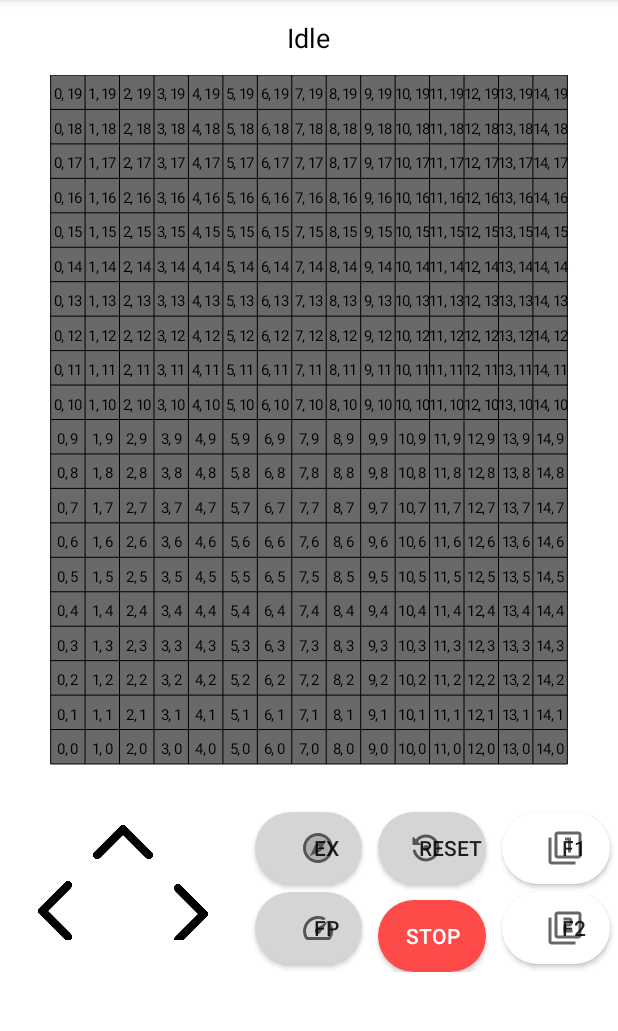
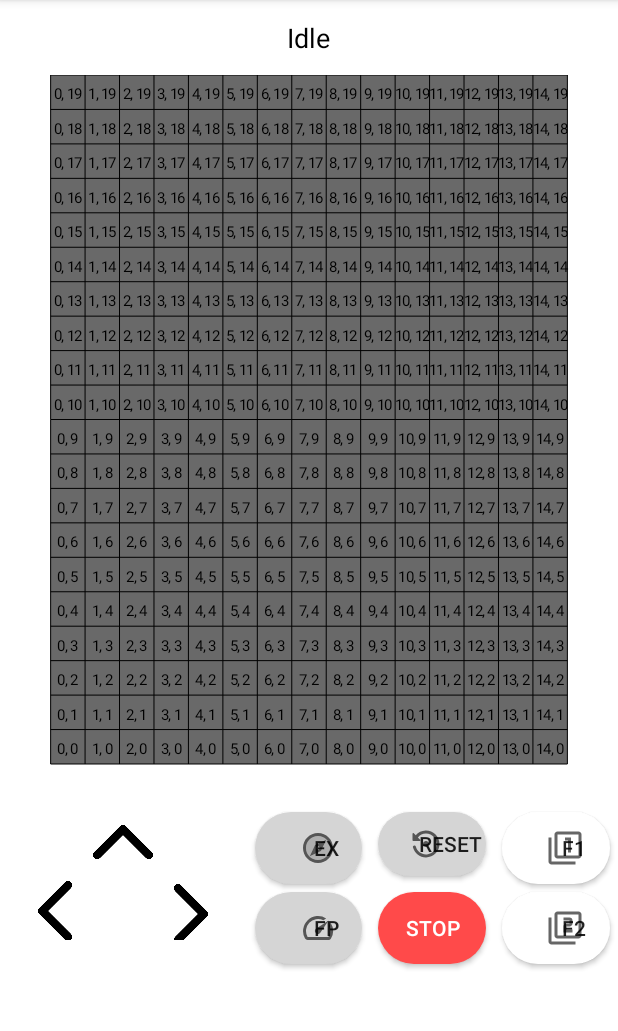
Before and after one commit to FrankLeeeee/CZ3004-MDP, an Android app: the screen it shows after launch (MainActivity), on a phone screen of 412 x 824 dp, the part 84-1115 px from its top. Run offline under Robolectric (Android 15) with nearby library versions, the phone set to English and light mode, and no system bars.

Commit message:
minor changes

```diff
--- a/andrioid/Android/app/src/main/AndroidManifest.xml
+++ b/andrioid/Android/app/src/main/AndroidManifest.xml
@@ -1,6 +1,6 @@
 <?xml version="1.0" encoding="utf-8"?>
 <manifest xmlns:android="http://schemas.android.com/apk/res/android"
-    package="ntu.mdpg1app">
+    package="ntu.MDPGrp25">
 
     <uses-permission android:name="android.permission.BLUETOOTH_ADMIN" />
     <uses-permission android:name="android.permission.BLUETOOTH" />
@@ -14,7 +14,7 @@
         android:supportsRtl="true"
         android:theme="@style/AppTheme">
         <activity
-            android:name="ntu.mdpg1app.MainActivity"
+            android:name="ntu.MDPGrp25.MainActivity"
             android:configChanges="orientation|screenSize|keyboardHidden"
             android:label="@string/app_name"
             android:theme="@style/Theme.AppCompat.Light.DarkActionBar"
@@ -26,7 +26,7 @@
             </intent-filter>
         </activity>
         <activity
-            android:name="ntu.mdpg1app.bluetooth.DeviceListActivity"
+            android:name="ntu.MDPGrp25.bluetooth.DeviceListActivity"
             android:configChanges="orientation|keyboardHidden"
             android:label="@string/select_device"
             android:theme="@android:style/Theme.Holo.Dialog" />
--- a/andrioid/Android/app/src/main/java/ntu/mdpg1app/bluetooth/BluetoothChatFragment.java
+++ b/andrioid/Android/app/src/main/java/ntu/MDPGrp25/bluetooth/BluetoothChatFragment.java
@@ -14,7 +14,7 @@
  * limitations under the License.
  */
 
-package ntu.mdpg1app.bluetooth;
+package ntu.MDPGrp25.bluetooth;
 
 import android.Manifest;
 import android.app.ActionBar;
@@ -58,8 +58,8 @@ import org.json.JSONObject;
 
 import java.io.UnsupportedEncodingException;
 
-import ntu.mdpg1app.MainActivity;
-import ntu.mdpg1app.R;
+import ntu.MDPGrp25.MainActivity;
+import ntu.MDPGrp25.R;
 
 /**
  * This fragment controls Bluetooth to communicate with other devices.
--- a/andrioid/Android/app/src/main/java/ntu/mdpg1app/bluetooth/BluetoothChatService.java
+++ b/andrioid/Android/app/src/main/java/ntu/MDPGrp25/bluetooth/BluetoothChatService.java
@@ -14,7 +14,7 @@
  * limitations under the License.
  */
 
-package ntu.mdpg1app.bluetooth;
+package ntu.MDPGrp25.bluetooth;
 
 import android.bluetooth.BluetoothAdapter;
 import android.bluetooth.BluetoothDevice;
--- a/andrioid/Android/app/src/main/java/ntu/mdpg1app/bluetooth/Constants.java
+++ b/andrioid/Android/app/src/main/java/ntu/MDPGrp25/bluetooth/Constants.java
@@ -14,7 +14,7 @@
  * limitations under the License.
  */
 
-package ntu.mdpg1app.bluetooth;
+package ntu.MDPGrp25.bluetooth;
 
 /**
  * Defines several constants used between {@link BluetoothChatService} and the UI.
--- a/andrioid/Android/app/src/main/java/ntu/mdpg1app/bluetooth/DeviceListActivity.java
+++ b/andrioid/Android/app/src/main/java/ntu/MDPGrp25/bluetooth/DeviceListActivity.java
@@ -14,7 +14,7 @@
  * limitations under the License.
  */
 
-package ntu.mdpg1app.bluetooth;
+package ntu.MDPGrp25.bluetooth;
 
 import android.app.Activity;
 import android.bluetooth.BluetoothAdapter;
@@ -36,7 +36,7 @@ import com.example.android.common.logger.Log;
 
 import java.util.Set;
 
-import ntu.mdpg1app.R;
+import ntu.MDPGrp25.R;
 
 /**
  * This Activity appears as a dialog. It lists any paired devices and
--- a/andrioid/Android/app/src/main/java/ntu/mdpg1app/model/HexBin.java
+++ b/andrioid/Android/app/src/main/java/ntu/MDPGrp25/model/HexBin.java
@@ -1,4 +1,4 @@
-package ntu.mdpg1app.model;
+package ntu.MDPGrp25.model;
 
 import java.math.BigInteger;
 
--- a/andrioid/Android/app/src/main/java/ntu/mdpg1app/model/IDblock.java
+++ b/andrioid/Android/app/src/main/java/ntu/MDPGrp25/model/IDblock.java
@@ -1,4 +1,4 @@
-package ntu.mdpg1app.model;
+package ntu.MDPGrp25.model;
 
 public class IDblock {
 	private String id = "";
--- a/andrioid/Android/app/src/main/java/ntu/mdpg1app/model/Map.java
+++ b/andrioid/Android/app/src/main/java/ntu/MDPGrp25/model/Map.java
@@ -1,7 +1,5 @@
-package ntu.mdpg1app.model;
+package ntu.MDPGrp25.model;
 
-
-import com.example.android.common.logger.Log;
 
 import java.util.ArrayList;
 
--- a/andrioid/Android/app/src/main/java/ntu/mdpg1app/model/Position.java
+++ b/andrioid/Android/app/src/main/java/ntu/MDPGrp25/model/Position.java
@@ -1,4 +1,4 @@
-package ntu.mdpg1app.model;
+package ntu.MDPGrp25.model;
 
 public class Position{
 	int posX;
--- a/andrioid/Android/app/src/main/java/ntu/mdpg1app/model/Robot.java
+++ b/andrioid/Android/app/src/main/java/ntu/MDPGrp25/model/Robot.java
@@ -1,4 +1,4 @@
-package ntu.mdpg1app.model;
+package ntu.MDPGrp25.model;
 
 public class Robot {
     public static Robot robot = null;
--- a/andrioid/Android/app/src/main/java/ntu/mdpg1app/model/WayPoint.java
+++ b/andrioid/Android/app/src/main/java/ntu/MDPGrp25/model/WayPoint.java
@@ -1,4 +1,4 @@
-package ntu.mdpg1app.model;
+package ntu.MDPGrp25.model;
 
 public class WayPoint {
 	public static WayPoint wp=null;
--- a/andrioid/Android/app/src/main/res/layout/activity_main.xml
+++ b/andrioid/Android/app/src/main/res/layout/activity_main.xml
@@ -136,7 +136,7 @@
             <Button
                 android:id="@+id/btn_reset"
                 android:layout_width="match_parent"
-                android:layout_height="0dp"
+                android:layout_height="wrap_content"
                 android:layout_marginLeft="5dp"
                 android:layout_marginTop="5dp"
                 android:layout_marginRight="5dp"
@@ -153,15 +153,15 @@
             <Button
                 android:id="@+id/btn_terminate"
                 android:layout_width="match_parent"
-                android:layout_height="0dp"
+                android:layout_height="wrap_content"
                 android:layout_marginLeft="5dp"
                 android:layout_marginTop="5dp"
                 android:layout_marginRight="5dp"
-                android:layout_weight="97"
+                android:layout_marginBottom="5dp"
                 android:background="@drawable/rounded_button"
                 android:backgroundTint="#FF4A4A"
-                android:textColor="#ffffff"
-                android:text="STOP" />
+                android:text="STOP"
+                android:textColor="#ffffff" />
 
 
         </LinearLayout>
--- a/andrioid/Android/app/src/main/res/layout/fragment_bluetooth_chat.xml
+++ b/andrioid/Android/app/src/main/res/layout/fragment_bluetooth_chat.xml
@@ -23,7 +23,7 @@
         android:layout_width="match_parent"
         android:layout_height="0dp"
         android:layout_gravity="top"
-        android:layout_weight="0.6"
+        android:layout_weight="1"
         android:orientation="vertical">
 
         <ListView
@@ -46,8 +46,9 @@
         android:layout_width="match_parent"
         android:layout_height="0dp"
         android:layout_gravity="bottom"
-        android:layout_weight="0.4"
-        android:orientation="horizontal">
+        android:layout_weight="1"
+        android:orientation="horizontal"
+        android:baselineAligned="false">
 
         <EditText
             android:id="@+id/edit_text_out"
@@ -63,11 +64,13 @@
             android:layout_width="0dp"
             android:layout_height="wrap_content"
             android:layout_gravity="bottom"
+            android:layout_marginLeft="5dp"
+            android:layout_marginTop="5dp"
+            android:layout_marginEnd="5dp"
+            android:layout_marginRight="5dp"
+            android:layout_marginBottom="5dp"
             android:layout_weight="0.185"
             android:background="@drawable/rounded_button_send_message"
-            android:layout_marginLeft="5dp"
-            android:layout_marginRight="5dp"
-            android:layout_marginBottom="4dp"
             android:text="@string/send" />
     </LinearLayout>
 
--- a/andrioid/Android/app/src/main/res/menu/menu_main.xml
+++ b/andrioid/Android/app/src/main/res/menu/menu_main.xml
@@ -1,7 +1,7 @@
 <menu xmlns:android="http://schemas.android.com/apk/res/android"
     xmlns:app="http://schemas.android.com/apk/res-auto"
     xmlns:tools="http://schemas.android.com/tools"
-    tools:context="ntu.mdpg1app.MainActivity">
+    tools:context="ntu.MDPGrp25.MainActivity">
     <item
         android:id="@+id/secure_connect_scan"
         android:icon="@drawable/ic_bluetooth_black_24dp"
```
Also changed, not shown: andrioid/Android/app/src/main/java/ntu/MDPGrp25/MainActivity.java (renamed from andrioid/Android/app/src/main/java/ntu/mdpg1app/MainActivity.java, +8 -8 lines), andrioid/Android/app/src/main/java/ntu/MDPGrp25/MapCanvas.java (renamed from andrioid/Android/app/src/main/java/ntu/mdpg1app/MapCanvas.java, +6 -8 lines), 6 other files.
